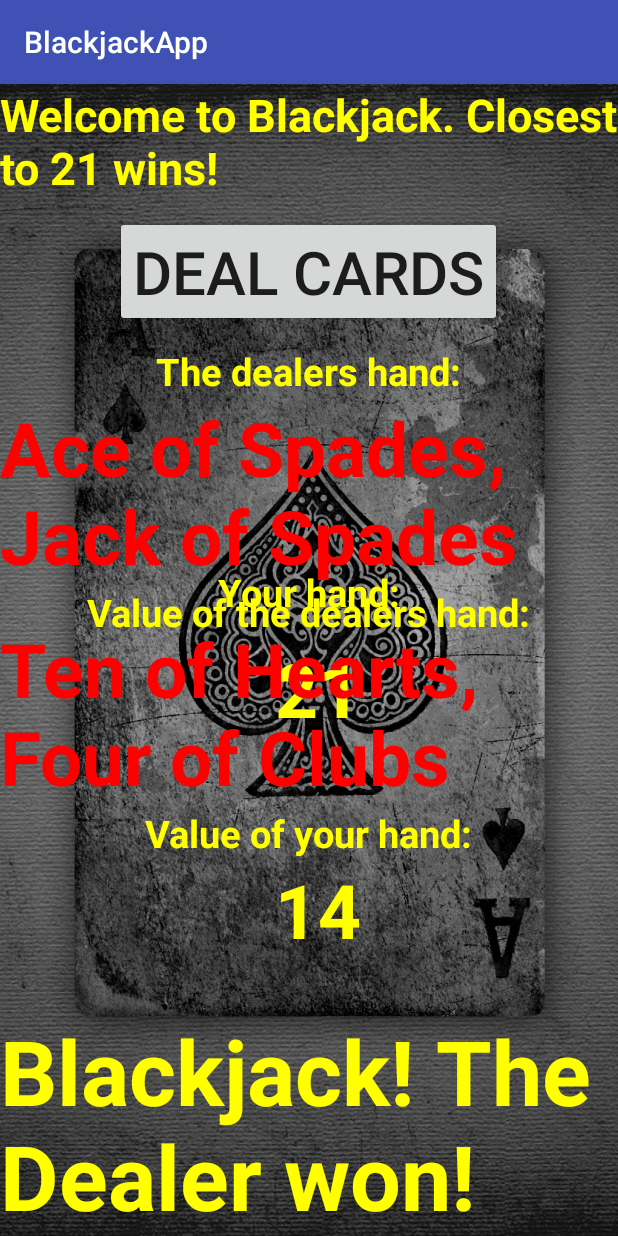
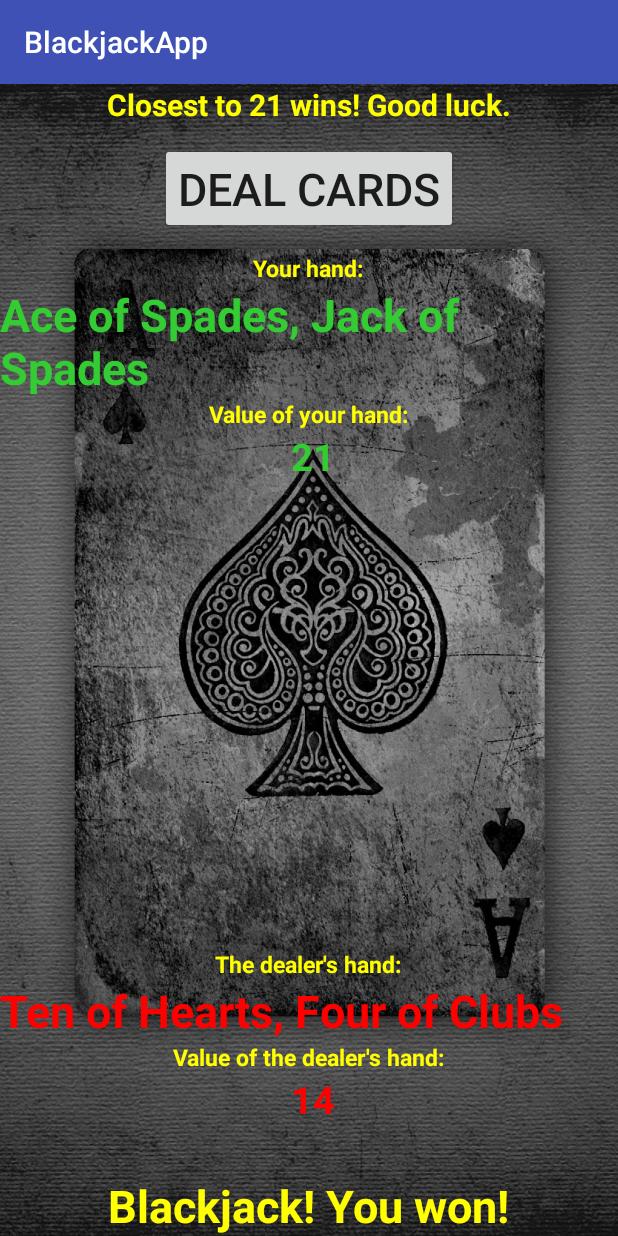
Before and after one commit to mas2206/project2_blackjack_app, an Android app: the screen it shows after launch (MainActivity), after a tap on "DEAL CARDS", on a phone screen of 412 x 824 dp. Run offline under Robolectric (Android 15) with nearby library versions, the phone set to English and light mode, and no system bars.

Commit message:
changed layout so it works on phone without overlapping text

```diff
--- a/app/src/main/java/example/codeclan/com/blackjackapp/MainActivity.java
+++ b/app/src/main/java/example/codeclan/com/blackjackapp/MainActivity.java
@@ -40,8 +40,8 @@ public class MainActivity extends AppCompatActivity {
         deck = new Deck(new ArrayList<Card>());
         hand1 = new Hand();
         hand2 = new Hand();
-        player1 = new Player("The Dealer", hand1);
-        player2 = new Player("You", hand2);
+        player1 = new Player("You", hand1);
+        player2 = new Player("The dealer", hand2);
         ArrayList<Player> players = new ArrayList<Player>();
         players.add(player1);
         players.add(player2);
--- a/app/src/main/res/layout/activity_main.xml
+++ b/app/src/main/res/layout/activity_main.xml
@@ -12,7 +12,7 @@
     <TextView
         android:id="@+id/welcome_message_text"
         android:text="@string/rules"
-        android:textSize="30sp"
+        android:textSize="20sp"
         android:textColor="#ffff00"
         android:textStyle="bold"
         android:layout_width="wrap_content"
@@ -23,7 +23,7 @@
     <Button
         android:id="@+id/play_game_button"
         android:text="@string/button_text"
-        android:textSize="40sp"
+        android:textSize="30sp"
         android:layout_width="wrap_content"
         android:layout_height="wrap_content"
         android:layout_marginTop="12dp"
@@ -34,7 +34,7 @@
     <TextView
         android:id="@+id/player1_hand_setup"
         android:text="@string/player1_hand_setup"
-        android:textSize="25sp"
+        android:textSize="15sp"
         android:textColor="#ffff00"
         android:textStyle="bold"
         android:layout_width="wrap_content"
@@ -45,8 +45,8 @@
 
     <TextView
         android:id="@+id/player1_hand_text"
-        android:textSize="50sp"
-        android:textColor="#ff0000"
+        android:textSize="30sp"
+        android:textColor="#33cc33"
         android:textStyle="bold"
         android:layout_width="wrap_content"
         android:layout_height="wrap_content"
@@ -56,7 +56,7 @@
     <TextView
         android:id="@+id/player1_value_setup"
         android:text="@string/player1_value_setup"
-        android:textSize="25sp"
+        android:textSize="15sp"
         android:textColor="#ffff00"
         android:textStyle="bold"
         android:layout_width="wrap_content"
@@ -66,8 +66,8 @@
 
     <TextView
         android:id="@+id/player1_hand_value"
-        android:textSize="50sp"
-        android:textColor="#ffff00"
+        android:textSize="25sp"
+        android:textColor="#33cc33"
         android:textStyle="bold"
         android:layout_width="wrap_content"
         android:layout_height="wrap_content"
@@ -78,7 +78,7 @@
     <TextView
         android:id="@+id/player2_hand_setup"
         android:text="@string/player2_hand_setup"
-        android:textSize="25sp"
+        android:textSize="15sp"
         android:textColor="#ffff00"
         android:textStyle="bold"
         android:layout_width="wrap_content"
@@ -88,7 +88,7 @@
 
     <TextView
         android:id="@+id/player2_hand_text"
-        android:textSize="50sp"
+        android:textSize="30sp"
         android:textColor="#ff0000"
         android:textStyle="bold"
         android:layout_width="wrap_content"
@@ -100,7 +100,7 @@
     <TextView
         android:id="@+id/player2_value_setup"
         android:text="@string/player2_value_setup"
-        android:textSize="25sp"
+        android:textSize="15sp"
         android:textColor="#ffff00"
         android:textStyle="bold"
         android:layout_width="wrap_content"
@@ -110,8 +110,8 @@
 
     <TextView
         android:id="@+id/player2_hand_value"
-        android:textSize="50sp"
-        android:textColor="#ffff00"
+        android:textSize="25sp"
+        android:textColor="#ff0000"
         android:textStyle="bold"
         android:layout_width="wrap_content"
         android:layout_height="wrap_content"
@@ -121,7 +121,7 @@
 
     <TextView
         android:id="@+id/result_text"
-        android:textSize="60sp"
+        android:textSize="30sp"
         android:textColor="#ffff00"
         android:textStyle="bold"
         android:layout_width="wrap_content"
--- a/app/src/main/res/values/strings.xml
+++ b/app/src/main/res/values/strings.xml
@@ -1,9 +1,9 @@
 <resources>
     <string name="app_name">BlackjackApp</string>
-    <string name="rules">Welcome to Blackjack. Closest to 21 wins!</string>
+    <string name="rules">Closest to 21 wins! Good luck.</string>
     <string name="button_text">DEAL CARDS</string>
-    <string name="player1_hand_setup">The dealers hand:</string>
-    <string name="player1_value_setup">Value of the dealers hand:</string>
-    <string name="player2_hand_setup">Your hand:</string>
-    <string name="player2_value_setup">Value of your hand:</string>
+    <string name="player1_hand_setup">Your hand:</string>
+    <string name="player1_value_setup">Value of your hand:</string>
+    <string name="player2_hand_setup">The dealer\'s hand:</string>
+    <string name="player2_value_setup">Value of the dealer\'s hand:</string>
 </resources>
```
